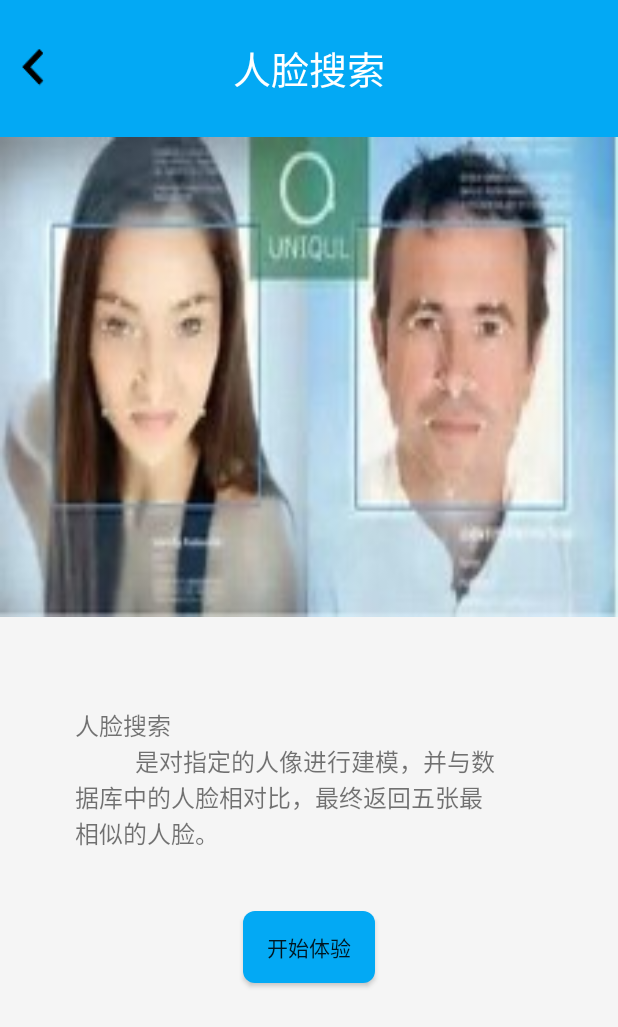
After one commit to Marsor707/FaceRecognition, an Android app: the SearchActivity screen opened directly, with no data from a screen before it, on a phone screen of 412 x 824 dp. The commit adds this screen. Shown: the top 1027 px of the screen. Run offline under Robolectric (Android 15) with nearby library versions, the phone set to English and light mode, and no system bars.

Commit message:
1、人脸搜索的3个界面、其中搜索结果的RecyclerView未完待续

```diff
--- a/app/src/main/AndroidManifest.xml
+++ b/app/src/main/AndroidManifest.xml
@@ -39,6 +39,12 @@
             android:screenOrientation="portrait"/>
         <activity android:name=".CaptureActivity"
             android:screenOrientation="portrait"/>
+        <activity android:name=".SearchActivity"
+            android:screenOrientation="portrait"/>
+        <activity android:name=".SearchFacesActivity"
+            android:screenOrientation="portrait"/>
+        <activity android:name=".SearchResultActivity"
+            android:screenOrientation="portrait"/>
     </application>
 
 </manifest>
--- a/app/src/main/java/com/facerecognition/MainActivity.java
+++ b/app/src/main/java/com/facerecognition/MainActivity.java
@@ -99,6 +99,11 @@ public class MainActivity extends AppCompatActivity implements AdapterView.OnIte
                 startActivity(intent);
                 break;
             }
+            case 5:{
+                Intent intent=new Intent(MainActivity.this,SearchActivity.class);
+                startActivity(intent);
+                break;
+            }
             default:break;
         }
     }
--- /dev/null
+++ b/app/src/main/java/com/facerecognition/SearchActivity.java
@@ -0,0 +1,33 @@
+package com.facerecognition;
+
+import android.content.Intent;
+import android.os.Bundle;
+import android.support.annotation.Nullable;
+import android.support.v7.app.AppCompatActivity;
+import android.view.View;
+import android.widget.Button;
+
+/**
+ * Created by marsor on 2017/5/9.
+ */
+
+public class SearchActivity extends AppCompatActivity {
+    private Button startSearch;
+    @Override
+    protected void onCreate(@Nullable Bundle savedInstanceState) {
+        super.onCreate(savedInstanceState);
+        setContentView(R.layout.search);
+        init();
+    }
+
+    private void init(){
+        startSearch= (Button) findViewById(R.id.startSearch);
+        startSearch.setOnClickListener(new View.OnClickListener() {
+            @Override
+            public void onClick(View v) {
+                Intent intent=new Intent(SearchActivity.this,SearchFacesActivity.class);
+                startActivity(intent);
+            }
+        });
+    }
+}
--- /dev/null
+++ b/app/src/main/res/layout/search.xml
@@ -0,0 +1,51 @@
+<?xml version="1.0" encoding="utf-8"?>
+<LinearLayout xmlns:android="http://schemas.android.com/apk/res/android"
+    android:layout_width="match_parent"
+    android:layout_height="match_parent"
+    android:orientation="vertical"
+    android:layout_weight="1"
+    android:background="#F5F5F5">
+
+    <view.TitleLayout
+        xmlns:android="http://schemas.android.com/apk/res/android"
+        xmlns:custom="http://schemas.android.com/apk/res-auto"
+        android:layout_width="match_parent"
+        android:layout_height="0dp"
+        android:layout_weight="1"
+        custom:title="人脸搜索"
+        />
+
+    <ImageView
+        android:layout_width="match_parent"
+        android:layout_height="0dp"
+        android:layout_weight="3.5"
+        android:background="@mipmap/search_bar"/>
+
+    <LinearLayout
+        android:layout_width="match_parent"
+        android:layout_height="0dp"
+        android:layout_weight="4.5"
+        android:orientation="vertical">
+        <TextView
+            android:layout_marginTop="60dp"
+            android:layout_marginBottom="20dp"
+            android:layout_marginLeft="50dp"
+            android:layout_marginRight="50dp"
+            android:layout_width="match_parent"
+            android:layout_height="wrap_content"
+            android:text="@string/searchIntroduction"
+            android:textSize="16dp"
+            />
+
+        <Button
+            android:id="@+id/startSearch"
+            android:layout_width="wrap_content"
+            android:layout_height="wrap_content"
+            android:layout_gravity="center"
+            android:layout_marginTop="20dp"
+            android:background="@drawable/btn_shape"
+            android:text="开始体验"
+            />
+    </LinearLayout>
+
+</LinearLayout>
--- a/app/src/main/res/values/strings.xml
+++ b/app/src/main/res/values/strings.xml
@@ -1,10 +1,12 @@
 <resources>
     <string name="app_name">FaceRecognition</string>
     <string name="trackIntroduction">人像跟踪\n\t\t\t是指利用人像捕获技术，当指定的人像在\n摄像头拍摄的范围内移动时自动地对其进行跟\n踪。\n\t\t\t现在请将摄像头对准人，并开启摄像头，我\n们将能够对人像进行跟踪。</string>
+    <string name="searchIntroduction">人脸搜索\n\t\t\t是对指定的人像进行建模，并与数\n据库中的人脸相对比，最终返回五张最\n相似的人脸。</string>
     <string name="addPhoto">添加图片</string>
     <string name="extract">人像提取</string>
     <string name="compare">进行比对</string>
     <string name="saveImage">保存图片</string>
     <string name="keepMode">继续建模</string>
     <string name="startCamera">开始拍摄！</string>
+    <string name="searchResult">搜索结果为：</string>
 </resources>
```
Also changed, not shown: app/src/main/java/com/facerecognition/SearchFacesActivity.java (added, +77 -0 lines), app/src/main/java/com/facerecognition/SearchResultActivity.java (added, +28 -0 lines), app/src/main/java/utils/RecyclerViewAdapter.java (added, +34 -0 lines), app/src/main/res/layout/facesearch.xml (added, +45 -0 lines), app/src/main/res/layout/searchresult.xml (added, +43 -0 lines), app/src/main/res/mipmap-xhdpi/search_bar.jpg (added), 15 other files.
